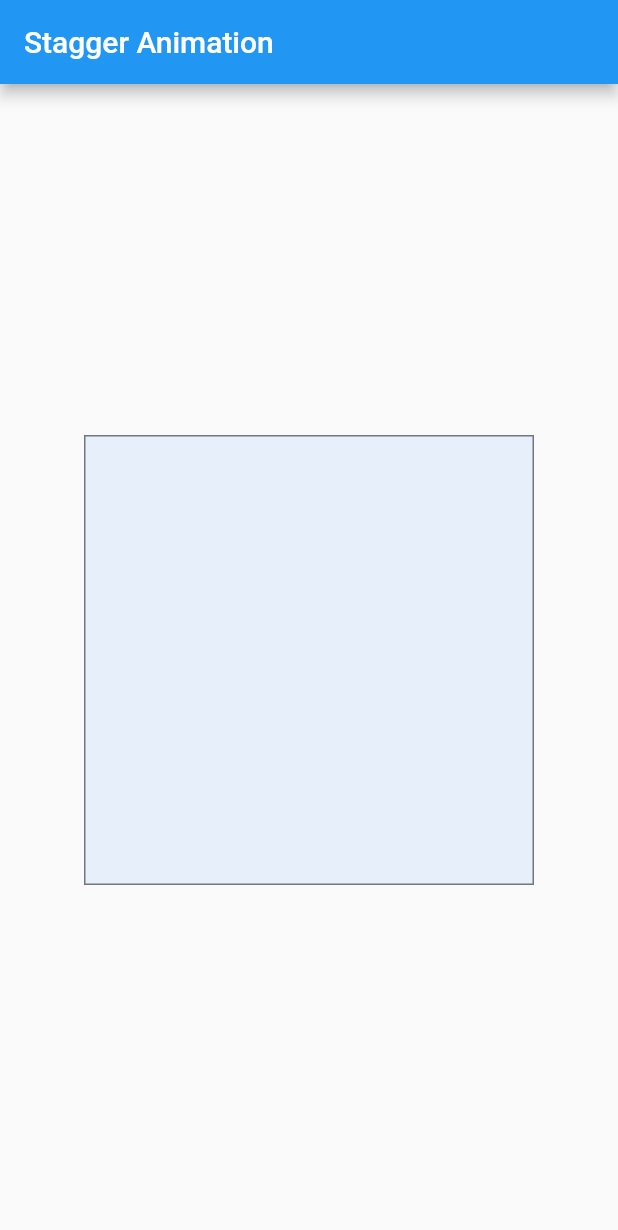
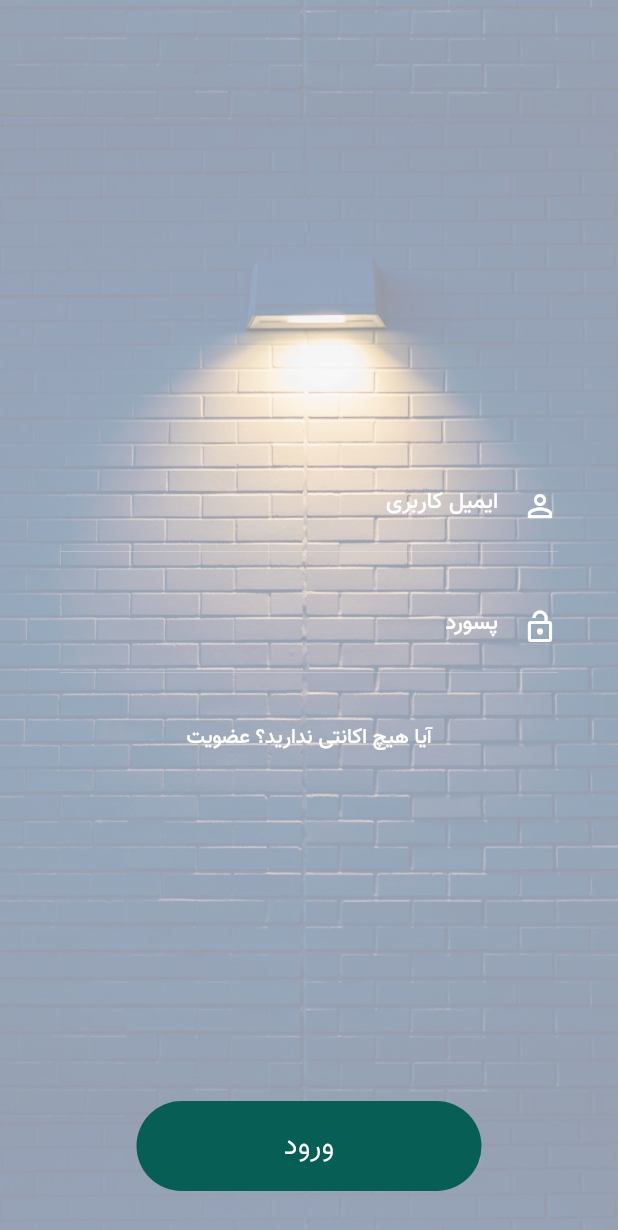
Before and after one commit to SediqeZangane/flutter_exercise, a Flutter app: the screen it shows after launch, on a phone screen of 412 x 824 dp. Shown: the top 1230 px of the screen. Run offline on Flutter 3.47's test engine with Material 2 defaults, Android fonts, the phone set to English and light mode, and no system bars; our stand-ins replace font_awesome_flutter, rxdart.

Commit message:
rocket36-UIloginScreen-Done

```diff
--- /dev/null
+++ b/lib/components/36inputFields.dart
@@ -0,0 +1,33 @@
+import 'package:flutter/material.dart';
+
+class InputFieldArea extends StatelessWidget {
+  final String hint;
+  final bool obscure;
+  final IconData icon;
+
+  InputFieldArea({this.hint, this.obscure, this.icon});
+
+  @override
+  Widget build(BuildContext context) {
+    return Container(
+      margin: const EdgeInsets.only(bottom: 20),
+      decoration: new BoxDecoration(
+          border: new Border(
+              bottom: new BorderSide(width: 0.5, color: Colors.white30))),
+      child: new TextFormField(
+        obscureText: obscure,
+        style: const TextStyle(color: Colors.white),
+        decoration: new InputDecoration(
+            icon: new Icon(
+              icon,
+              color: Colors.white,
+            ),
+            border: InputBorder.none,
+            hintText: hint,
+            hintStyle: const TextStyle(color: Colors.white, fontSize: 15),
+            contentPadding:
+                const EdgeInsets.only(top: 15, right: 0, bottom: 20, left: 5)),
+      ),
+    );
+  }
+}
--- /dev/null
+++ b/lib/components/roocket36_Form.dart
@@ -0,0 +1,33 @@
+import 'package:flutter/material.dart';
+import 'package:flutter_exercise/components/36inputFields.dart';
+
+class FormContainer extends StatelessWidget {
+  @override
+  Widget build(BuildContext context) {
+    return Container(
+
+      margin: const EdgeInsets.symmetric(horizontal: 20),
+      padding: const EdgeInsets.symmetric(horizontal: 20),
+      child: new Column(
+        children: <Widget>[
+          new Form(
+            child: new Column(
+              children: <Widget>[
+                new InputFieldArea(
+                    hint: "ایمیل کاربری",
+                    obscure: false,
+                    icon : Icons.person_outline
+                ),
+                new InputFieldArea(
+                    hint: "پسورد",
+                    obscure: true,
+                    icon: Icons.lock_open
+                ),
+              ],
+            ),
+          )
+        ],
+      ),
+    );
+  }
+}
--- a/lib/main.dart
+++ b/lib/main.dart
@@ -21,7 +21,7 @@ class MyApp extends StatelessWidget {
   Widget build(BuildContext context) {
     return MaterialApp(
       debugShowCheckedModeBanner: false,
-      home: AnimatinDemo(),
+      home: WhatsAppHome(),
     );
   }
 }
--- a/lib/rocke34-whatsAppHomeWithAnimation.dart
+++ b/lib/rocke34-whatsAppHomeWithAnimation.dart
@@ -1,71 +1,71 @@
-import 'package:flutter/cupertino.dart';
-import 'package:flutter/material.dart';
-import 'package:flutter_exercise/rocket27-whatsApp.dart';
-import 'package:flutter_exercise/rocket27_Pages/rocket30-create_chat_screen.dart';
-import 'package:flutter_exercise/rocket27_Pages/rocket30-setting_screen.dart';
-import 'package:flutter_exercise/rocket27_Pages/rocket33-splash_screen.dart';
-import 'package:flutter_exercise/rocket29-whatsAppWithNestedScrollview.dart';
-
-class WhatsAppHome extends StatefulWidget {
-  @override
-  _WhatsAppHomeState createState() => _WhatsAppHomeState();
-}
-
-class _WhatsAppHomeState extends State<WhatsAppHome>
-    with SingleTickerProviderStateMixin {
-  AnimationController animationController;
-  Animation<double> animation;
-
-  @override
-  void initState() {
-    super.initState();
-    animationController = AnimationController(
-        vsync: this, duration: Duration(milliseconds: 2000));
-    animation = Tween(begin: 0.0, end: 300.0).animate(CurvedAnimation(
-        parent: animationController, curve: Curves.easeInCubic));
-
-    animationController.addListener(() {
-      if (animationController.isCompleted) {
-        animationController.reverse();
-      } else if (animationController.isDismissed) {
-        animationController.forward();
-      }
-    });
-  }
-
-  Widget _animationBuilder(BuildContext context, Widget child) {
-    return Container(
-      margin: EdgeInsets.symmetric(vertical: 10),
-      height: animation.value,
-      width: animation.value,
-      child: FlutterLogo(),
-    );
-  }
-
-  @override
-  Widget build(BuildContext context) {
-    return new MaterialApp(
-      title: 'WhatsApp',
-      debugShowCheckedModeBanner: false,
-      home: Scaffold(
-        body: Center(
-          child: Column(
-            mainAxisAlignment: MainAxisAlignment.center,
-            children: [
-              AnimatedBuilder(
-                animation: animationController,
-                builder: _animationBuilder,
-              ),
-              RaisedButton(
-                onPressed: () {
-                  animationController.forward();
-                },
-                child: Text("Run"),
-              ),
-            ],
-          ),
-        ),
-      ),
-    );
-  }
-}
+// import 'package:flutter/cupertino.dart';
+// import 'package:flutter/material.dart';
+// import 'package:flutter_exercise/rocket27-whatsApp.dart';
+// import 'package:flutter_exercise/rocket27_Pages/rocket30-create_chat_screen.dart';
+// import 'package:flutter_exercise/rocket27_Pages/rocket30-setting_screen.dart';
+// import 'package:flutter_exercise/rocket27_Pages/rocket33-splash_screen.dart';
+// import 'package:flutter_exercise/rocket29-whatsAppWithNestedScrollview.dart';
+//
+// class WhatsAppHome extends StatefulWidget {
+//   @override
+//   _WhatsAppHomeState createState() => _WhatsAppHomeState();
+// }
+//
+// class _WhatsAppHomeState extends State<WhatsAppHome>
+//     with SingleTickerProviderStateMixin {
+//   AnimationController animationController;
+//   Animation<double> animation;
+//
+//   @override
+//   void initState() {
+//     super.initState();
+//     animationController = AnimationController(
+//         vsync: this, duration: Duration(milliseconds: 2000));
+//     animation = Tween(begin: 0.0, end: 300.0).animate(CurvedAnimation(
+//         parent: animationController, curve: Curves.easeInCubic));
+//
+//     animationController.addListener(() {
+//       if (animationController.isCompleted) {
+//         animationController.reverse();
+//       } else if (animationController.isDismissed) {
+//         // animationController.forward();
+//       }
+//     });
+//   }
+//
+//   Widget _animationBuilder(BuildContext context, Widget child) {
+//     return Container(
+//       margin: EdgeInsets.symmetric(vertical: 10),
+//       height: animation.value,
+//       width: animation.value,
+//       child: FlutterLogo(),
+//     );
+//   }
+//
+//   @override
+//   Widget build(BuildContext context) {
+//     return new MaterialApp(
+//       title: 'WhatsApp',
+//       debugShowCheckedModeBanner: false,
+//       home: Scaffold(
+//         body: Center(
+//           child: Column(
+//             mainAxisAlignment: MainAxisAlignment.center,
+//             children: [
+//               AnimatedBuilder(
+//                 animation: animationController,
+//                 builder: _animationBuilder,
+//               ),
+//               RaisedButton(
+//                 onPressed: () {
+//                   animationController.forward();
+//                 },
+//                 child: Text("Run"),
+//               ),
+//             ],
+//           ),
+//         ),
+//       ),
+//     );
+//   }
+// }
--- a/lib/rocket27-whatsAppHome.dart
+++ b/lib/rocket27-whatsAppHome.dart
@@ -1,39 +1,44 @@
-// import 'package:flutter/material.dart';
-// import 'package:flutter_exercise/rocket27-whatsApp.dart';
-// import 'package:flutter_exercise/rocket27_Pages/rocket30-create_chat_screen.dart';
-// import 'package:flutter_exercise/rocket27_Pages/rocket30-setting_screen.dart';
-// import 'package:flutter_exercise/rocket27_Pages/rocket33-splash_screen.dart';
-// import 'package:flutter_exercise/rocket29-whatsAppWithNestedScrollview.dart';
-//
-// class WhatsAppHome extends StatelessWidget {
-//   @override
-//   Widget build(BuildContext context) {
-//     return new MaterialApp(
-//       title: 'WhatsApp',
-//       debugShowCheckedModeBanner: false,
-//       theme: new ThemeData(
-//         fontFamily: 'Vazir',
-//         primaryColor: new Color(0xff075e54),
-//         accentColor: new Color(0xff25d366),
-//
-//         // primaryIconTheme: IconThemeData(color: Colors.black),
-//         // primaryTextTheme: TextTheme(title: TextStyle(color: Colors.black))),
-//       ),
-//       //mikhaym initial screen az whatsapp be splash taqir bedim
-//       initialRoute: "/splash_screen",
-//       routes: {
-//         //routeAsli
-//         "/": (context) =>
-//             Directionality(textDirection: TextDirection.rtl, child: WhatsApp()),
-//         "/splash_screen": (context) => Directionality(
-//             textDirection: TextDirection.rtl, child: SplashScreen()),
-//
-//         "/setting": (context) => settingScreen(),
-//         "/new_group": (context) => createChatScreen(),
-//       },
-//       // home: new Directionality(
-//       //   //ba initial route mitavan route Asliro moshakhas kard ke route asli ma inja whatsapp hast
-//       //     textDirection: TextDirection.rtl, child: WhatsApp()),
-//     );
-//   }
-// }
+import 'package:flutter/material.dart';
+import 'package:flutter_exercise/rocket27-whatsApp.dart';
+import 'package:flutter_exercise/rocket27_Pages/rocket30-create_chat_screen.dart';
+import 'package:flutter_exercise/rocket27_Pages/rocket30-setting_screen.dart';
+import 'package:flutter_exercise/rocket27_Pages/rocket33-splash_screen.dart';
+import 'package:flutter_exercise/rocket27_Pages/roocket36_Login_Screen.dart';
+import 'package:flutter_exercise/rocket29-whatsAppWithNestedScrollview.dart';
+
+class WhatsAppHome extends StatelessWidget {
+  @override
+  Widget build(BuildContext context) {
+    return new MaterialApp(
+      title: 'WhatsApp',
+      debugShowCheckedModeBanner: false,
+      theme: new ThemeData(
+        fontFamily: 'Vazir',
+        primaryColor: new Color(0xff075e54),
+        accentColor: new Color(0xff25d366),
+
+        // primaryIconTheme: IconThemeData(color: Colors.black),
+        // primaryTextTheme: TextTheme(title: TextStyle(color: Colors.black))),
+      ),
+      //mikhaym initial screen az whatsapp be splash taqir bedim
+      initialRoute: "/splash_screen",
+      routes: {
+        //routeAsli
+        "/": (context) =>
+            Directionality(textDirection: TextDirection.rtl, child: WhatsApp()),
+
+        "/login": (context) => Directionality(
+            textDirection: TextDirection.rtl, child: LoginScreen()),
+
+        "/splash_screen": (context) => Directionality(
+            textDirection: TextDirection.rtl, child: SplashScreen()),
+
+        "/setting": (context) => settingScreen(),
+        "/new_group": (context) => createChatScreen(),
+      },
+      // home: new Directionality(
+      //   //ba initial route mitavan route Asliro moshakhas kard ke route asli ma inja whatsapp hast
+      //     textDirection: TextDirection.rtl, child: WhatsApp()),
+    );
+  }
+}
--- a/lib/rocket27_Pages/rocket33-splash_screen.dart
+++ b/lib/rocket27_Pages/rocket33-splash_screen.dart
@@ -14,7 +14,7 @@ class _SplashScreenState extends State<SplashScreen> {
   }
 
   navigationPage() {
-    Navigator.of(context).pushNamed("/");
+    Navigator.of(context).pushReplacementNamed("/login");
   }
 
   @override
--- /dev/null
+++ b/lib/rocket27_Pages/roocket36_Login_Screen.dart
@@ -0,0 +1,73 @@
+import 'package:flutter/material.dart';
+import 'package:flutter_exercise/components/roocket36_Form.dart';
+import 'package:flutter_exercise/rocket27_Pages/Camera_Screen.dart';
+import 'package:flutter_exercise/rocket28_ChatModel.dart';
+
+class LoginScreen extends StatelessWidget {
+  @override
+  Widget build(BuildContext context) {
+    var page = MediaQuery.of(context).size;
+    return Scaffold(
+      resizeToAvoidBottomPadding: false,
+      body: Container(
+        // decoration: BoxDecoration(
+        //     gradient: LinearGradient(colors: <Color>[
+        //   const Color(0xff2c5364),
+        //   const Color(0xff0f2027),
+        // ], begin: Alignment.topCenter, end: Alignment.bottomCenter)),
+        child: Stack(
+          alignment: Alignment.bottomCenter,
+          children: [
+            Opacity(
+              opacity: 0.4,
+              child: Container(
+                alignment: Alignment.center,
+                width: page.width,
+                height: page.height,
+                decoration: BoxDecoration(
+                    image: DecorationImage(
+                        image: AssetImage("assets/images/qq.jpg"),
+                        repeat: ImageRepeat.repeat)),
+              ),
+            ),
+            Column(
+              mainAxisAlignment: MainAxisAlignment.center,
+              children: [
+                FormContainer(),
+                new FlatButton(
+                  onPressed: null,
+                  child: Text(
+                    "آیا هیچ اکانتی ندارید؟ عضویت",
+                    style: TextStyle(
+                        fontWeight: FontWeight.w500,
+                        letterSpacing: 0.5,
+                        color: Colors.white,
+                        fontSize: 14),
+                  ),
+                ),
+              ],
+            ),
+            new Container(
+              margin: const EdgeInsets.only(bottom: 30),
+              width: 230,
+              height: 60,
+              alignment: Alignment.center,
+              decoration: new BoxDecoration(
+                  color: new Color(0xff075E54),
+                  borderRadius:
+                      new BorderRadius.all(const Radius.circular(30))),
+              child: new Text(
+                "ورود",
+                style: new TextStyle(
+                    color: Colors.white,
+                    fontSize: 20,
+                    fontWeight: FontWeight.w300,
+                    letterSpacing: .3),
+              ),
+            ),
+          ],
+        ),
+      ),
+    );
+  }
+}
--- a/pubspec.yaml
+++ b/pubspec.yaml
@@ -58,7 +58,10 @@ flutter:
   assets:
     - assets/images/insta_logo.png
     - assets/images/post.jpg
+    - assets/images/aaa.jpg
+    - assets/images/qq.jpg
     - assets/images/icon_whatsapp.png
+    - assets/images/unnamed.png
 
     # An image asset can refer to one or more resolution-specific "variants", see
     # https://flutter.dev/assets-and-images/#resolution-aware.
```
Also changed, not shown: assets/images/aaa.jpg (added), assets/images/qq.jpg (added), assets/images/unnamed.png (added).
